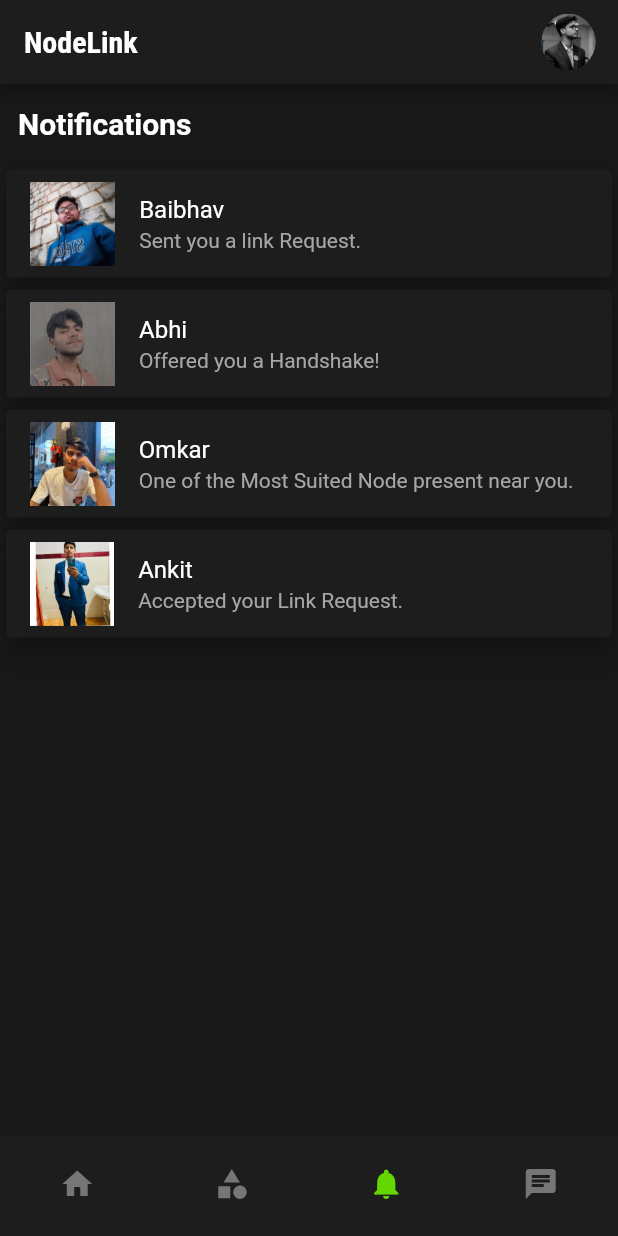
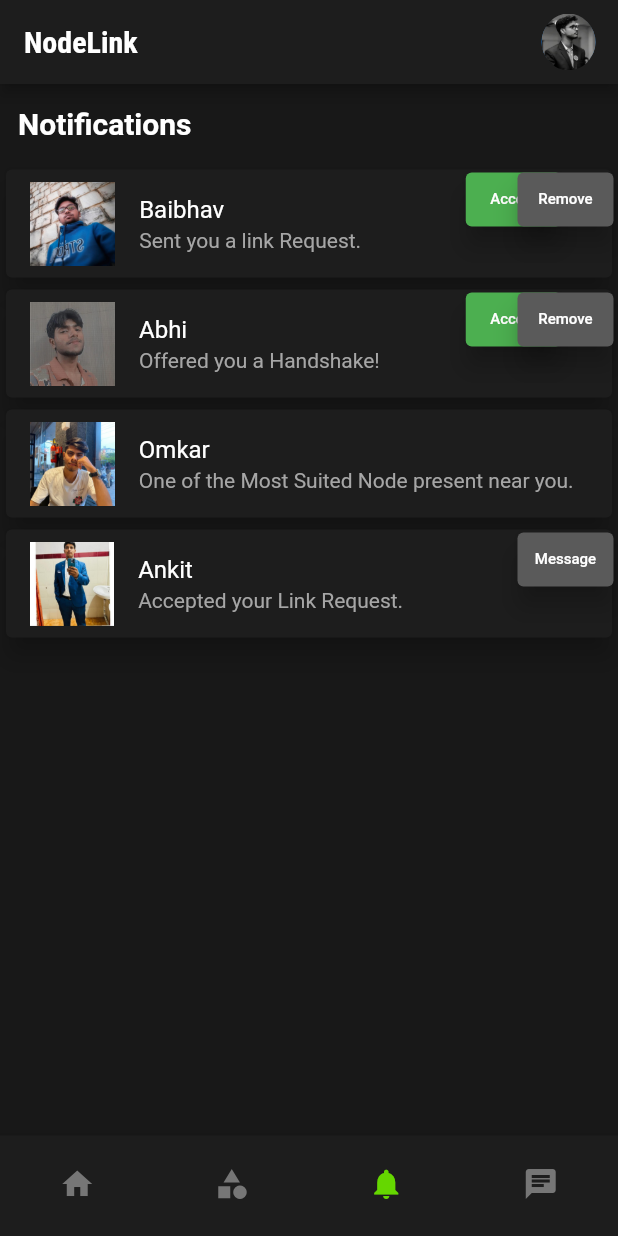
Before and after one commit to UdityaRaj11/NodeLink, a Flutter app: the screen it shows after launch, item 3 of the bottom bar chosen, on a phone screen of 412 x 824 dp. Run offline on Flutter 3.47's test engine with Material 2 defaults, Android fonts, the phone set to English and light mode, and no system bars; Roboto replaces fonts that are missing (Raleway).

Commit message:
some_minor_changes

```diff
--- a/lib/dummy_data.dart
+++ b/lib/dummy_data.dart
@@ -143,12 +143,13 @@ const USER_PROFILE = MatchProfile(
     image: 'assets/me.jpeg',
     coverimage: 'assets/coder.jpg',
     color: Color.fromARGB(255, 29, 29, 29),
-    Profession: 'Student',
-    Headline: 'Chill & Code | Developer life | Music Vibes',
+    Profession: 'Developer',
+    Headline: 'Flutter | Ideas | Innovation | Start-up',
     Education: 'Siksha ${'O'} Anusandhan',
     Country: 'India',
     City: 'Bhubneshwar, Odisha',
-    about: 'Pro-gramer and a Pro-gamer with mind blowing reflexes.',
+    about:
+        'I am striving to overcome problems people face and provide great innovation solutions to them.',
     Skill1: 'Flutter',
     Skill2: 'React.js',
     Skill3: 'Java',
@@ -156,9 +157,9 @@ const USER_PROFILE = MatchProfile(
     Skill5: 'Figma',
     Interest1: 'Tennis',
     Interest2: 'Music',
-    Interest3: 'Dance',
-    Interest4: 'Games',
-    Interest5: 'chill');
+    Interest3: 'Learning',
+    Interest4: 'Books',
+    Interest5: 'Chill');
 
 const DUMMY_EVENTS = const [
   Tree(
--- a/lib/screens/notification_screen.dart
+++ b/lib/screens/notification_screen.dart
@@ -31,7 +31,9 @@ class NotificationScreen extends StatelessWidget {
             ),
           ),
           InkWell(
-            child: Card(
+            child: Stack(
+              children: [
+                Card(
                   color: Color.fromARGB(255, 29, 29, 29),
                   elevation: 7,
                   child: Column(
@@ -50,13 +52,55 @@ class NotificationScreen extends StatelessWidget {
                     ],
                   ),
                 ),
+                Positioned(
+                  top: size * 0,
+                  right: size * 25,
+                  child: ElevatedButton(
+                    style: ButtonStyle(
+                        padding: MaterialStateProperty.all<EdgeInsets>(
+                            EdgeInsets.zero),
+                        elevation: MaterialStateProperty.all(7),
+                        backgroundColor:
+                            MaterialStateProperty.all<Color>(Colors.green)),
+                    child: Text(
+                      'Accept',
+                      style: TextStyle(
+                          color: Colors.white,
+                          fontSize: mediaQuery.textScaleFactor * 10),
+                    ),
+                    onPressed: () {},
+                  ),
+                ),
+                Positioned(
+                  top: size * 0,
+                  right: size * 2,
+                  child: ElevatedButton(
+                    style: ButtonStyle(
+                        padding: MaterialStateProperty.all<EdgeInsets>(
+                            EdgeInsets.zero),
+                        elevation: MaterialStateProperty.all(7),
+                        backgroundColor: MaterialStateProperty.all<Color>(
+                            Color.fromARGB(255, 90, 90, 90))),
+                    child: Text(
+                      'Remove',
+                      style: TextStyle(
+                          color: Colors.white,
+                          fontSize: mediaQuery.textScaleFactor * 10),
+                    ),
+                    onPressed: () {},
+                  ),
+                ),
+              ],
+            ),
             onTap: () {
               Navigator.pushNamed(context, ProfileDetailScreen.routeName,
                   arguments: DUMMY_PROFILES[1].id);
             },
           ),
           InkWell(
-            child: Card(
+            child: Stack(
+              children: [
+                Card(
                   color: Color.fromARGB(255, 29, 29, 29),
                   elevation: 7,
                   child: Column(
@@ -77,6 +121,46 @@ class NotificationScreen extends StatelessWidget {
                       ),
                     ],
                   ),
+                ),
+                Positioned(
+                  top: size * 0,
+                  right: size * 25,
+                  child: ElevatedButton(
+                    style: ButtonStyle(
+                        padding: MaterialStateProperty.all<EdgeInsets>(
+                            EdgeInsets.zero),
+                        elevation: MaterialStateProperty.all(7),
+                        backgroundColor:
+                            MaterialStateProperty.all<Color>(Colors.green)),
+                    child: Text(
+                      'Accept',
+                      style: TextStyle(
+                          color: Colors.white,
+                          fontSize: mediaQuery.textScaleFactor * 10),
+                    ),
+                    onPressed: () {},
+                  ),
+                ),
+                Positioned(
+                  top: size * 0,
+                  right: size * 2,
+                  child: ElevatedButton(
+                    style: ButtonStyle(
+                        padding: MaterialStateProperty.all<EdgeInsets>(
+                            EdgeInsets.zero),
+                        elevation: MaterialStateProperty.all(7),
+                        backgroundColor: MaterialStateProperty.all<Color>(
+                            Color.fromARGB(255, 90, 90, 90))),
+                    child: Text(
+                      'Remove',
+                      style: TextStyle(
+                          color: Colors.white,
+                          fontSize: mediaQuery.textScaleFactor * 10),
+                    ),
+                    onPressed: () {},
+                  ),
+                ),
+              ],
             ),
             onTap: () {
               Navigator.pushNamed(context, ProfileDetailScreen.routeName,
@@ -112,7 +196,9 @@ class NotificationScreen extends StatelessWidget {
             },
           ),
           InkWell(
-            child: Card(
+            child: Stack(
+              children: [
+                Card(
                   color: Color.fromARGB(255, 29, 29, 29),
                   elevation: 7,
                   child: Column(
@@ -120,7 +206,8 @@ class NotificationScreen extends StatelessWidget {
                     children: [
                       ListTile(
                         leading: Image.asset(DUMMY_PROFILES[4].image),
-                    title: Text('Ankit', style: TextStyle(color: Colors.white)),
+                        title: Text('Ankit',
+                            style: TextStyle(color: Colors.white)),
                         subtitle: Text(
                           'Accepted your Link Request.',
                           style: TextStyle(
@@ -130,6 +217,27 @@ class NotificationScreen extends StatelessWidget {
                       ),
                     ],
                   ),
+                ),
+                Positioned(
+                  top: size * 0,
+                  right: size * 2,
+                  child: ElevatedButton(
+                    style: ButtonStyle(
+                        padding: MaterialStateProperty.all<EdgeInsets>(
+                            EdgeInsets.zero),
+                        elevation: MaterialStateProperty.all(7),
+                        backgroundColor: MaterialStateProperty.all<Color>(
+                            Color.fromARGB(255, 90, 90, 90))),
+                    child: Text(
+                      'Message',
+                      style: TextStyle(
+                          color: Colors.white,
+                          fontSize: mediaQuery.textScaleFactor * 10),
+                    ),
+                    onPressed: () {},
+                  ),
+                ),
+              ],
             ),
             onTap: () {
               Navigator.pushNamed(context, ProfileDetailScreen.routeName,
--- a/lib/screens/user_screen.dart
+++ b/lib/screens/user_screen.dart
@@ -154,7 +154,7 @@ class UserProfile extends StatelessWidget {
                     child: Column(
                       children: [
                         Text(
-                          '100',
+                          '501',
                           style: TextStyle(
                               color: Color.fromARGB(255, 255, 255, 255)),
                         ),
```
Also changed, not shown: pubspec.lock, 1 other file. Lines whose indentation alone changed are shown as unchanged.
